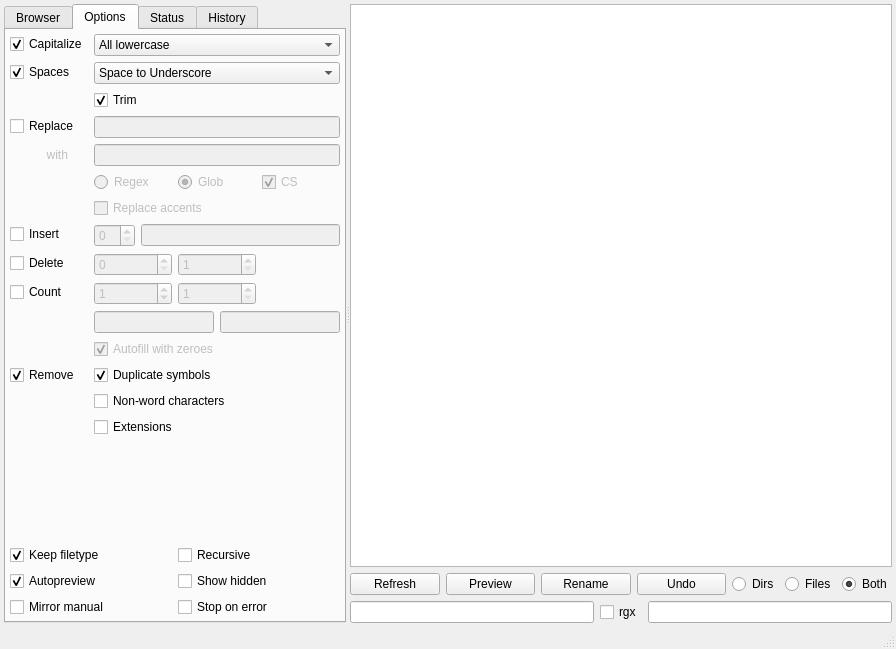
Old version of the form gui/filebrowser/demimove.ui in the repository gmdfalk/60-days-of-python.
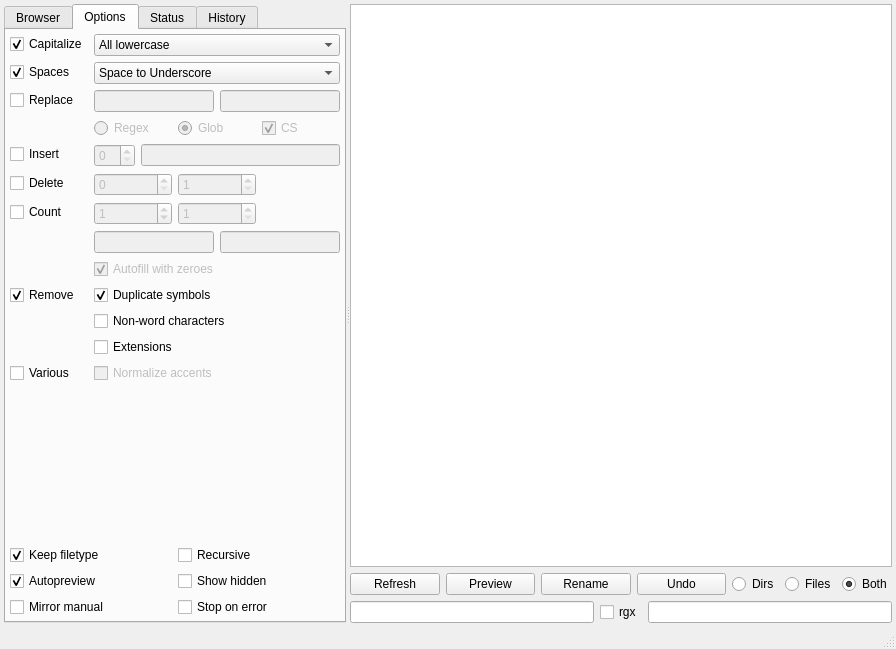
New version of the form.

Commit message: couple of GUI updates and switcharoos.

The edit to the form file:
```diff
--- a/gui/filebrowser/demimove.ui
+++ b/gui/filebrowser/demimove.ui
@@ -149,20 +149,7 @@
                </item>
               </widget>
              </item>
-             <item row="2" column="1">
-              <widget class="QCheckBox" name="spacetrimcheck">
-               <property name="toolTip">
-                <string>&lt;html&gt;&lt;head/&gt;&lt;body&gt;&lt;p&gt;&lt;span style=&quot; font-weight:600;&quot;&gt;Trim&lt;/span&gt;&lt;/p&gt;&lt;p&gt;Replace instances of two or more successive (selected source) with a single (selected target).&lt;/p&gt;&lt;p&gt;E.g. with Space to Underscore &amp;quot;a&amp;nbsp;&amp;nbsp;b&amp;nbsp;&amp;nbsp;&amp;nbsp;&amp;nbsp;c&amp;quot; would become &amp;quot;a_b_c&amp;quot;.&lt;/p&gt;&lt;/body&gt;&lt;/html&gt;</string>
-               </property>
-               <property name="text">
-                <string>Trim</string>
-               </property>
-               <property name="checked">
-                <bool>true</bool>
-               </property>
-              </widget>
-             </item>
-             <item row="3" column="0">
+             <item row="2" column="0">
               <widget class="QCheckBox" name="replacecheck">
                <property name="text">
                 <string>Replace</string>
@@ -172,37 +159,31 @@
                </property>
               </widget>
              </item>
+             <item row="2" column="1">
+              <layout class="QHBoxLayout" name="replaceeditslayout">
+               <item>
+                <widget class="QLineEdit" name="replacesource">
+                 <property name="enabled">
+                  <bool>false</bool>
+                 </property>
+                 <property name="toolTip">
+                  <string/>
+                 </property>
+                </widget>
+               </item>
+               <item>
+                <widget class="QLineEdit" name="replacetarget">
+                 <property name="enabled">
+                  <bool>false</bool>
+                 </property>
+                 <property name="toolTip">
+                  <string/>
+                 </property>
+                </widget>
+               </item>
+              </layout>
+             </item>
              <item row="3" column="1">
-              <widget class="QLineEdit" name="replacesource">
-               <property name="enabled">
-                <bool>false</bool>
-               </property>
-               <property name="toolTip">
-                <string/>
-               </property>
-              </widget>
-             </item>
-             <item row="4" column="0">
-              <widget class="QLabel" name="replacelabel">
-               <property name="enabled">
-                <bool>false</bool>
-               </property>
-               <property name="text">
-                <string>           with</string>
-               </property>
-              </widget>
-             </item>
-             <item row="4" column="1">
-              <widget class="QLineEdit" name="replacetarget">
-               <property name="enabled">
-                <bool>false</bool>
-               </property>
-               <property name="toolTip">
-                <string/>
-               </property>
-              </widget>
-             </item>
-             <item row="5" column="1">
               <layout class="QHBoxLayout" name="replacechecks">
                <item>
                 <widget class="QRadioButton" name="replaceregex">
@@ -251,24 +232,7 @@
                </item>
               </layout>
              </item>
-             <item row="6" column="1">
-              <layout class="QGridLayout" name="removelayout">
-               <item row="0" column="0">
-                <widget class="QCheckBox" name="replaceaccentcheck">
-                 <property name="enabled">
-                  <bool>false</bool>
-                 </property>
-                 <property name="toolTip">
-                  <string>&lt;html&gt;&lt;head/&gt;&lt;body&gt;&lt;p&gt;&lt;span style=&quot; font-weight:600;&quot;&gt;Remove Accents&lt;/span&gt;&lt;/p&gt;&lt;p&gt;This will replace e.g. &amp;quot;čáñů&amp;quot; with &amp;quot;canu&amp;quot;.&lt;/p&gt;&lt;/body&gt;&lt;/html&gt;</string>
-                 </property>
-                 <property name="text">
-                  <string>Replace accents</string>
-                 </property>
-                </widget>
-               </item>
-              </layout>
-             </item>
-             <item row="8" column="0">
+             <item row="4" column="0">
               <widget class="QCheckBox" name="insertcheck">
                <property name="toolTip">
                 <string>&lt;html&gt;&lt;head/&gt;&lt;body&gt;&lt;p&gt;Insert a string at a fixed position.&lt;/p&gt;&lt;/body&gt;&lt;/html&gt;</string>
@@ -278,7 +242,7 @@
                </property>
               </widget>
              </item>
-             <item row="8" column="1">
+             <item row="4" column="1">
               <layout class="QHBoxLayout" name="insertlayout">
                <item>
                 <widget class="QSpinBox" name="insertpos">
@@ -302,7 +266,7 @@
                </item>
               </layout>
              </item>
-             <item row="9" column="0">
+             <item row="5" column="0">
               <widget class="QCheckBox" name="deletecheck">
                <property name="toolTip">
                 <string>&lt;html&gt;&lt;head/&gt;&lt;body&gt;&lt;p&gt;Delete everything between fixed positions.&lt;/p&gt;&lt;/body&gt;&lt;/html&gt;</string>
@@ -312,7 +276,7 @@
                </property>
               </widget>
              </item>
-             <item row="9" column="1">
+             <item row="5" column="1">
               <layout class="QHBoxLayout" name="deletelayout">
                <item>
                 <widget class="QSpinBox" name="deletestart">
@@ -352,7 +316,7 @@
                </item>
               </layout>
              </item>
-             <item row="10" column="0">
+             <item row="6" column="0">
               <widget class="QCheckBox" name="countcheck">
                <property name="toolTip">
                 <string>&lt;html&gt;&lt;head/&gt;&lt;body&gt;&lt;p&gt;Add an incrementing number at a fixed position.&lt;/p&gt;&lt;/body&gt;&lt;/html&gt;</string>
@@ -362,7 +326,7 @@
                </property>
               </widget>
              </item>
-             <item row="10" column="1">
+             <item row="6" column="1">
               <layout class="QHBoxLayout" name="countlayout" stretch="0,0,0">
                <item>
                 <widget class="QSpinBox" name="countstart">
@@ -405,7 +369,7 @@
                </item>
               </layout>
              </item>
-             <item row="11" column="1">
+             <item row="7" column="1">
               <layout class="QHBoxLayout" name="countstringlabel">
                <item>
                 <widget class="QLineEdit" name="countpreedit">
@@ -435,7 +399,7 @@
                </item>
               </layout>
              </item>
-             <item row="12" column="1">
+             <item row="8" column="1">
               <widget class="QCheckBox" name="countfillcheck">
                <property name="enabled">
                 <bool>false</bool>
@@ -454,7 +418,7 @@
                </property>
               </widget>
              </item>
-             <item row="13" column="0">
+             <item row="9" column="0">
               <widget class="QCheckBox" name="removecheck">
                <property name="text">
                 <string>Remove</string>
@@ -464,8 +428,24 @@
                </property>
               </widget>
              </item>
-             <item row="14" column="1">
-              <widget class="QCheckBox" name="removenonwordcheck">
+             <item row="9" column="1">
+              <widget class="QCheckBox" name="removeduplicatescheck">
+               <property name="enabled">
+                <bool>true</bool>
+               </property>
+               <property name="toolTip">
+                <string>&lt;html&gt;&lt;head/&gt;&lt;body&gt;&lt;p&gt;&lt;span style=&quot; font-weight:600;&quot;&gt;Remove duplicate symbols&lt;/span&gt;&lt;/p&gt;&lt;p&gt;Reduces multiple successive occurrences of space, dot, hyphen and other common symbols to a single occurrence.&lt;/p&gt;&lt;/body&gt;&lt;/html&gt;</string>
+               </property>
+               <property name="text">
+                <string>Duplicate symbols</string>
+               </property>
+               <property name="checked">
+                <bool>true</bool>
+               </property>
+              </widget>
+             </item>
+             <item row="10" column="1">
+              <widget class="QCheckBox" name="removenonwordscheck">
                <property name="toolTip">
                 <string>&lt;html&gt;&lt;head/&gt;&lt;body&gt;&lt;p&gt;&lt;span style=&quot; font-weight:600;&quot;&gt;Remove non-word characters&lt;/span&gt;&lt;/p&gt;&lt;p&gt;This will only allow [A-Za-z0-9_.-].&lt;/p&gt;&lt;/body&gt;&lt;/html&gt;</string>
                </property>
@@ -474,7 +454,7 @@
                </property>
               </widget>
              </item>
-             <item row="15" column="1">
+             <item row="11" column="1">
               <widget class="QCheckBox" name="removeextensionscheck">
                <property name="enabled">
                 <bool>true</bool>
@@ -487,19 +467,23 @@
                </property>
               </widget>
              </item>
-             <item row="13" column="1">
-              <widget class="QCheckBox" name="removeduplicatescheck">
+             <item row="12" column="1">
+              <widget class="QCheckBox" name="varaccentscheck">
                <property name="enabled">
-                <bool>true</bool>
+                <bool>false</bool>
                </property>
                <property name="toolTip">
                 <string>&lt;html&gt;&lt;head/&gt;&lt;body&gt;&lt;p&gt;&lt;span style=&quot; font-weight:600;&quot;&gt;Remove duplicate symbols&lt;/span&gt;&lt;/p&gt;&lt;p&gt;Reduces double occurrences of space, dot, hyphen and other common symbols to a single occurrence.&lt;/p&gt;&lt;/body&gt;&lt;/html&gt;</string>
                </property>
                <property name="text">
-                <string>Duplicate symbols</string>
+                <string>Normalize accents</string>
                </property>
-               <property name="checked">
-                <bool>true</bool>
+              </widget>
+             </item>
+             <item row="12" column="0">
+              <widget class="QCheckBox" name="varcheck">
+               <property name="text">
+                <string>Various</string>
                </property>
               </widget>
              </item>
```
Left out of the diff: 60 changed lines with no effect on the pictures. The commit also changes 2 other files.
